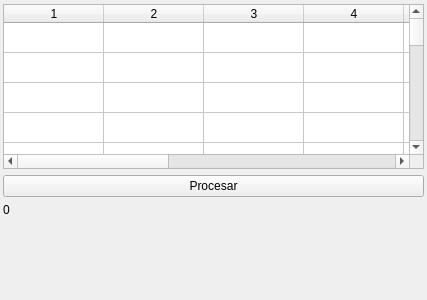
This is billinglistwindow.ui in GonzaloHernandez/jpbilling as Qt 5 draws it before an edit. The edited form follows.
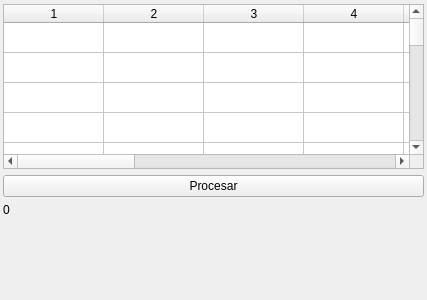
This is the edited form.

Patch:
```diff
--- a/billinglistwindow.ui
+++ b/billinglistwindow.ui
@@ -32,7 +32,7 @@
       <number>49</number>
      </property>
      <property name="columnCount">
-      <number>10</number>
+      <number>13</number>
      </property>
      <attribute name="verticalHeaderVisible">
       <bool>false</bool>
@@ -96,6 +96,9 @@
      <column/>
      <column/>
      <column/>
+     <column/>
+     <column/>
+     <column/>
     </widget>
    </item>
    <item>
```
